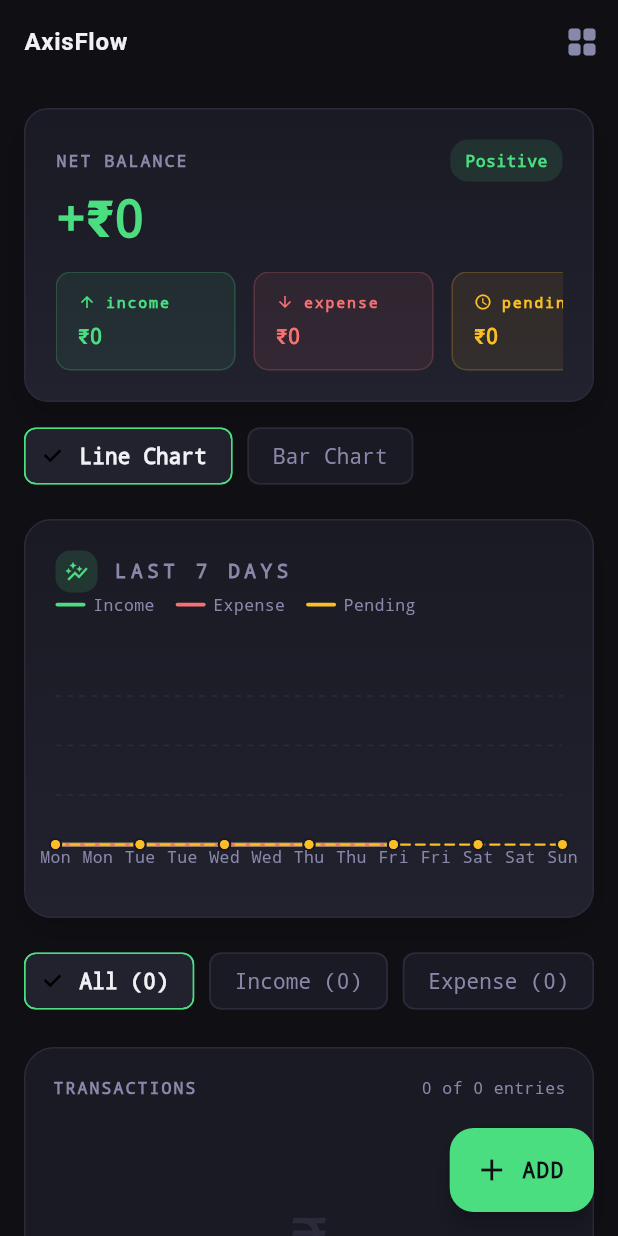
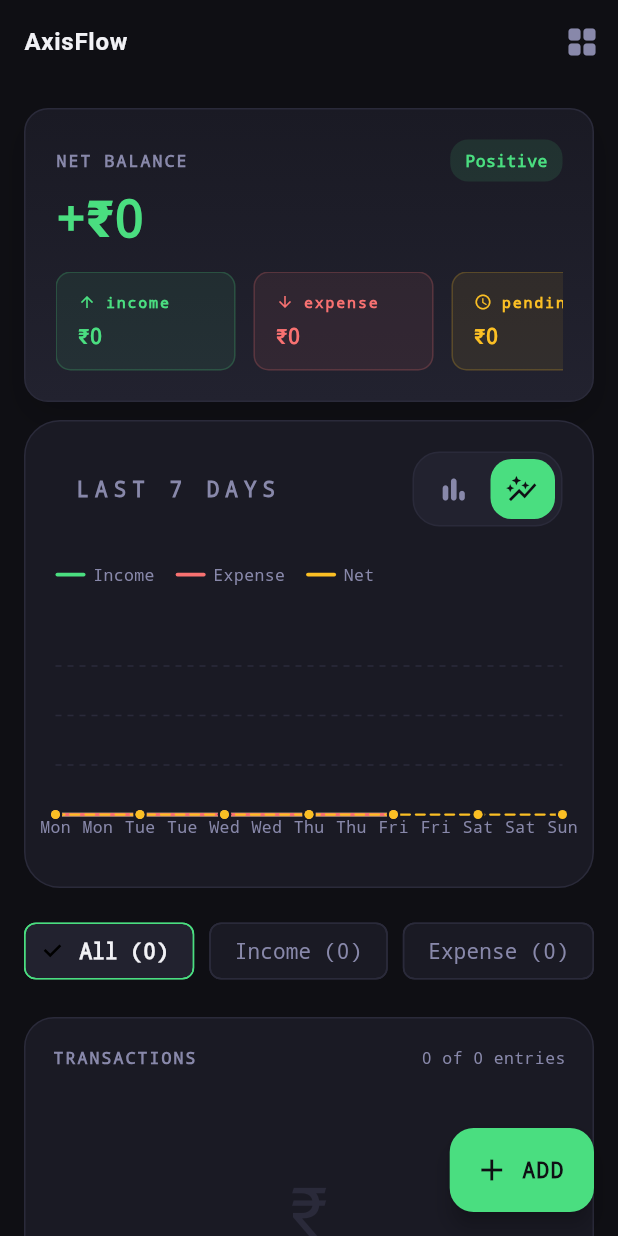
Before and after one commit to Chinmay20-09/AxisFlow, a Flutter app: the screen it shows after launch, on a phone screen of 412 x 824 dp. Run offline on Flutter 3.47's test engine with Material 3 defaults, Android fonts, the phone set to English and light mode, and no system bars; drawn by our look-alikes of fl_chart; our stand-ins replace hive, hive_flutter; accounts and stored records are empty.

```diff
--- a/lib/UI/screens/home_screen.dart
+++ b/lib/UI/screens/home_screen.dart
@@ -66,11 +66,31 @@ class _HomeScreenState extends State<HomeScreen> {
                   net: widget.controller.net,
                 ),
                 const SizedBox(height: 12),
-                _chartToggle(),
-                const SizedBox(height: 18),
+                Container(
+  padding: const EdgeInsets.all(20),
+  decoration: BoxDecoration(
+    color: AppTheme.surface,
+    borderRadius: BorderRadius.circular(24),
+    border: Border.all(
+      color: AppTheme.border,
+    ),
+  ),
+  child: Column(
+    children: [
+      _chartHeader(),
+
+      const SizedBox(height: 24),
+
       _chartType == _ChartType.line
-                    ? linechart(data: widget.controller.weeklyData)
-                    : barchart(data: widget.controller.weeklyData),
+          ? linechart(
+              data: widget.controller.weeklyData,
+            )
+          : barchart(
+              data: widget.controller.weeklyData,
+            ),
+    ],
+  ),
+),
 const SizedBox(height: 18),
                 _filterChips(txns),
                 const SizedBox(height: 20),
@@ -191,38 +211,117 @@ class _HomeScreenState extends State<HomeScreen> {
     ),
   );
 
-  Widget _chartToggle() {
+ Widget _chartHeader() {
   return Row(
+    mainAxisAlignment: MainAxisAlignment.spaceBetween,
     children: [
-        ChoiceChip(
-          label: const Text('Line Chart'),
-          selected: _chartType == _ChartType.line,
-          selectedColor: AppTheme.surfaceAlt,
-          backgroundColor: AppTheme.surface,
-          labelStyle: TextStyle(
-            color: _chartType == _ChartType.line ? AppTheme.textPrimary : AppTheme.textSecondary,
-            fontWeight: _chartType == _ChartType.line ? FontWeight.w700 : FontWeight.w500,
+      Row(
+        children: [
+          const SizedBox(width: 12),
+
+          const Text(
+            'LAST 7 DAYS',
+            style: TextStyle(
+              color: AppTheme.textSecondary,
+              fontSize: 14,
+              letterSpacing: 4,
+              fontWeight: FontWeight.w700,
             ),
-          side: BorderSide(color: _chartType == _ChartType.line ? AppTheme.income : AppTheme.border),
-          onSelected: (_) => setState(() => _chartType = _ChartType.line),
           ),
-        const SizedBox(width: 10),
-        ChoiceChip(
-          label: const Text('Bar Chart'),
-          selected: _chartType == _ChartType.bar,
-          selectedColor: AppTheme.surfaceAlt,
-          backgroundColor: AppTheme.surface,
-          labelStyle: TextStyle(
-            color: _chartType == _ChartType.bar ? AppTheme.textPrimary : AppTheme.textSecondary,
-            fontWeight: _chartType == _ChartType.bar ? FontWeight.w700 : FontWeight.w500,
+        ],
       ),
-          side: BorderSide(color: _chartType == _ChartType.bar ? AppTheme.income : AppTheme.border),
-          onSelected: (_) => setState(() => _chartType = _ChartType.bar),
-        ),
+
+      _chartSwitcher(),
     ],
   );
 }
+Widget _chartSwitcher() {
+  return GestureDetector(
+    onTap: () {
+      setState(() {
+        _chartType =
+            _chartType == _ChartType.bar
+                ? _ChartType.line
+                : _ChartType.bar;
+      });
+    },
 
+    child: Container(
+      width: 100,
+      height: 50,
+      padding: const EdgeInsets.all(4),
+
+      decoration: BoxDecoration(
+        color: AppTheme.surfaceAlt,
+        borderRadius: BorderRadius.circular(18),
+
+        border: Border.all(
+          color: AppTheme.border,
+        ),
+      ),
+
+      child: Stack(
+        children: [
+
+          // Sliding background
+          AnimatedAlign(
+            duration: const Duration(milliseconds: 300),
+            curve: Curves.easeInOut,
+
+            alignment:
+                _chartType == _ChartType.bar
+                    ? Alignment.centerLeft
+                    : Alignment.centerRight,
+
+            child: Container(
+              width: 43,
+              height: 48,
+
+              decoration: BoxDecoration(
+                color: AppTheme.income,
+                borderRadius: BorderRadius.circular(14),
+              ),
+            ),
+          ),
+
+          // Icons
+          Row(
+            children: [
+
+              Expanded(
+                child: Center(
+                  child: Icon(
+                    Icons.bar_chart_rounded,
+                    size: 22,
+
+                    color:
+                        _chartType == _ChartType.bar
+                            ? AppTheme.bg
+                            : AppTheme.textSecondary,
+                  ),
+                ),
+              ),
+
+              Expanded(
+                child: Center(
+                  child: Icon(
+                    Icons.auto_graph,
+                    size: 22,
+
+                    color:
+                        _chartType == _ChartType.line
+                            ? AppTheme.bg
+                            : AppTheme.textSecondary,
+                  ),
+                ),
+              ),
+            ],
+          ),
+        ],
+      ),
+    ),
+  );
+}
   Widget _filterChips(List<Transaction> txns) {
     final options = <TransactionType?>[
       null,
--- a/lib/UI/widgets/chart_toggle.dart
+++ b/lib/UI/widgets/chart_toggle.dart
@@ -73,7 +73,7 @@ class ChartToggle extends StatelessWidget {
                 SizedBox(
                   width: 30,
                   child: Icon(
-                    Icons.show_chart,
+                    Icons.auto_graph,
                     size: 17,
                     color: isLine
                         ? Colors.black
--- a/lib/UI/widgets/linechart.dart
+++ b/lib/UI/widgets/linechart.dart
@@ -9,87 +9,27 @@ class linechart extends StatelessWidget {
   final List<Map<String, dynamic>> data;
 
   const linechart({super.key, required this.data});
-
   @override
 Widget build(BuildContext context) {
   if (data.isEmpty) {
-      return Container(
-        padding: const EdgeInsets.all(20),
-        decoration: BoxDecoration(
-          color: AppTheme.surface,
-          borderRadius: BorderRadius.circular(18),
-          border: Border.all(color: AppTheme.border),
-        ),
-        child: const Row(
-          children: [
-            Icon(Icons.auto_graph, color: AppTheme.textSecondary),
-            SizedBox(width: 12),
-            Expanded(
+    return const Center(
       child: Text(
         'No weekly data available yet.',
-                style: TextStyle(color: AppTheme.textSecondary, fontSize: 13),
+        style: TextStyle(
+          color: AppTheme.textSecondary,
+          fontSize: 13,
         ),
-            ),
-          ],
       ),
     );
   }
 
   final maxY = _maxY();
-    final minY = _minY(); // net can go negative
+  final minY = _minY();
 
-    return Container(
-      padding: const EdgeInsets.all(20),
-      decoration: BoxDecoration(
-        gradient: const LinearGradient(
-          colors: [AppTheme.surface, AppTheme.surfaceAlt],
-          begin: Alignment.topCenter,
-          end: Alignment.bottomCenter,
-        ),
-        borderRadius: BorderRadius.circular(18),
-        border: Border.all(color: AppTheme.border),
-        boxShadow: [
-          BoxShadow(
-            color: Colors.black.withValues(alpha: 0.12),
-            blurRadius: 14,
-            offset: const Offset(0, 8),
-          ),
-        ],
-      ),
-      child:Column(
+  return Column(
     crossAxisAlignment: CrossAxisAlignment.start,
     children: [
-    Row(
-  children: [
 
-    Container(
-      padding: const EdgeInsets.all(6),
-
-      decoration: BoxDecoration(
-        color: AppTheme.income.withValues(alpha: 0.14),
-        borderRadius: BorderRadius.circular(10),
-      ),
-
-      child: const Icon(
-        Icons.auto_graph,
-        size: 16,
-        color: AppTheme.income,
-      ),
-    ),
-
-    const SizedBox(width: 10),
-
-    const Text(
-      'LAST 7 DAYS',
-      style: TextStyle(
-        color: AppTheme.textSecondary,
-        fontSize: 13,
-        letterSpacing: 3,
-        fontWeight: FontWeight.w600,
-      ),
-    ),
-  ],
-),
       SingleChildScrollView(
         scrollDirection: Axis.horizontal,
         child: Row(
@@ -100,11 +40,9 @@ class linechart extends StatelessWidget {
             _legend('Expense', AppTheme.expense),
             const SizedBox(width: 14),
 
-      _legend('Pending', AppTheme.pending),
-
+            _legend('Net', AppTheme.pending),
           ],
         ),
-
       ),
 
       const SizedBox(height: 20),
@@ -116,7 +54,6 @@ class linechart extends StatelessWidget {
             minY: minY,
             maxY: maxY,
 
-                // Zero line if net goes negative
             extraLinesData: ExtraLinesData(
               horizontalLines: minY < 0
                   ? [
@@ -140,7 +77,13 @@ class linechart extends StatelessWidget {
 
                 getTooltipItems: (spots) {
                   final labels = ['Income', 'Expense', 'Net'];
-                      final colors = [AppTheme.income, AppTheme.expense, AppTheme.pending];
+
+                  final colors = [
+                    AppTheme.income,
+                    AppTheme.expense,
+                    AppTheme.pending,
+                  ];
+
                   return spots.map((s) {
                     return LineTooltipItem(
                       '${labels[s.barIndex]}\n₹${s.y.toStringAsFixed(0)}',
@@ -156,17 +99,32 @@ class linechart extends StatelessWidget {
             ),
 
             titlesData: FlTitlesData(
-                  leftTitles: const AxisTitles(sideTitles: SideTitles(showTitles: false)),
-                  rightTitles: const AxisTitles(sideTitles: SideTitles(showTitles: false)),
-                  topTitles: const AxisTitles(sideTitles: SideTitles(showTitles: false)),
+              leftTitles: const AxisTitles(
+                sideTitles: SideTitles(showTitles: false),
+              ),
+
+              rightTitles: const AxisTitles(
+                sideTitles: SideTitles(showTitles: false),
+              ),
+
+              topTitles: const AxisTitles(
+                sideTitles: SideTitles(showTitles: false),
+              ),
+
               bottomTitles: AxisTitles(
                 sideTitles: SideTitles(
                   showTitles: true,
                   reservedSize: 28,
+
                   getTitlesWidget: (val, meta) {
                     final idx = val.toInt();
-                        if (idx < 0 || idx >= data.length) return const SizedBox();
+
+                    if (idx < 0 || idx >= data.length) {
+                      return const SizedBox();
+                    }
+
                     final day = data[idx]['day'] as DateTime;
+
                     return Text(
                       DateFormat('E').format(day),
                       style: const TextStyle(
@@ -183,6 +141,7 @@ class linechart extends StatelessWidget {
               show: true,
               drawVerticalLine: false,
               horizontalInterval: (maxY - minY) / 4,
+
               getDrawingHorizontalLine: (_) => FlLine(
                 color: AppTheme.border,
                 strokeWidth: 1,
@@ -193,19 +152,18 @@ class linechart extends StatelessWidget {
             borderData: FlBorderData(show: false),
 
             lineBarsData: [
-                  // Income line
               _buildLine(
                 spots: _toSpots('income'),
                 color: AppTheme.income,
                 isCurved: true,
               ),
-                  // Expense line
+
               _buildLine(
                 spots: _toSpots('expense'),
                 color: AppTheme.expense,
                 isCurved: true,
               ),
-                  // Net line (income - expense), dashed
+
               _buildLine(
                 spots: _toNetSpots(),
                 color: AppTheme.pending,
@@ -217,8 +175,8 @@ class linechart extends StatelessWidget {
         ),
       ),
     ],
-      ),
   );
+
   }
 
   LineChartBarData _buildLine({
```
Also changed, not shown: lib/UI/screens/add_transaction_sheet.dart (+8 -5 lines), lib/UI/widgets/barchart.dart (+86 -79 lines), flutter_01.png (added). Lines whose indentation alone changed are shown as unchanged.
